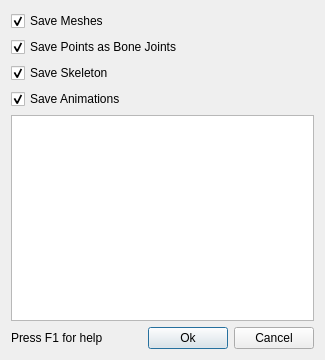
Before: the Qt Designer form src/qtui/iqeprompt.ui in zturtleman/mm3d, drawn with Qt 5.
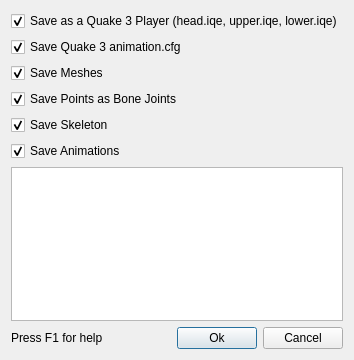
After: the same form once the commit is applied.

Commit message: iqefilter: Add Quake 3 player export for IQE

The edit to the form file:
```diff
--- a/src/qtui/iqeprompt.ui
+++ b/src/qtui/iqeprompt.ui
@@ -14,6 +14,26 @@
    <string>IQE Filter Options</string>
   </property>
   <layout class="QVBoxLayout">
+   <item>
+    <widget class="QCheckBox" name="m_saveAsPlayer">
+     <property name="text">
+      <string>Save as a Quake 3 Player (head.iqe, upper.iqe, lower.iqe)</string>
+     </property>
+     <property name="checked">
+      <bool>true</bool>
+     </property>
+    </widget>
+   </item>
+   <item>
+    <widget class="QCheckBox" name="m_saveAnimationCfg">
+     <property name="text">
+      <string>Save Quake 3 animation.cfg</string>
+     </property>
+     <property name="checked">
+      <bool>true</bool>
+     </property>
+    </widget>
+   </item>
    <item>
     <widget class="QCheckBox" name="m_saveMeshes">
      <property name="text">
```
Left out of the diff: 2 changed lines with no effect on the pictures. The commit also changes 7 other files.
